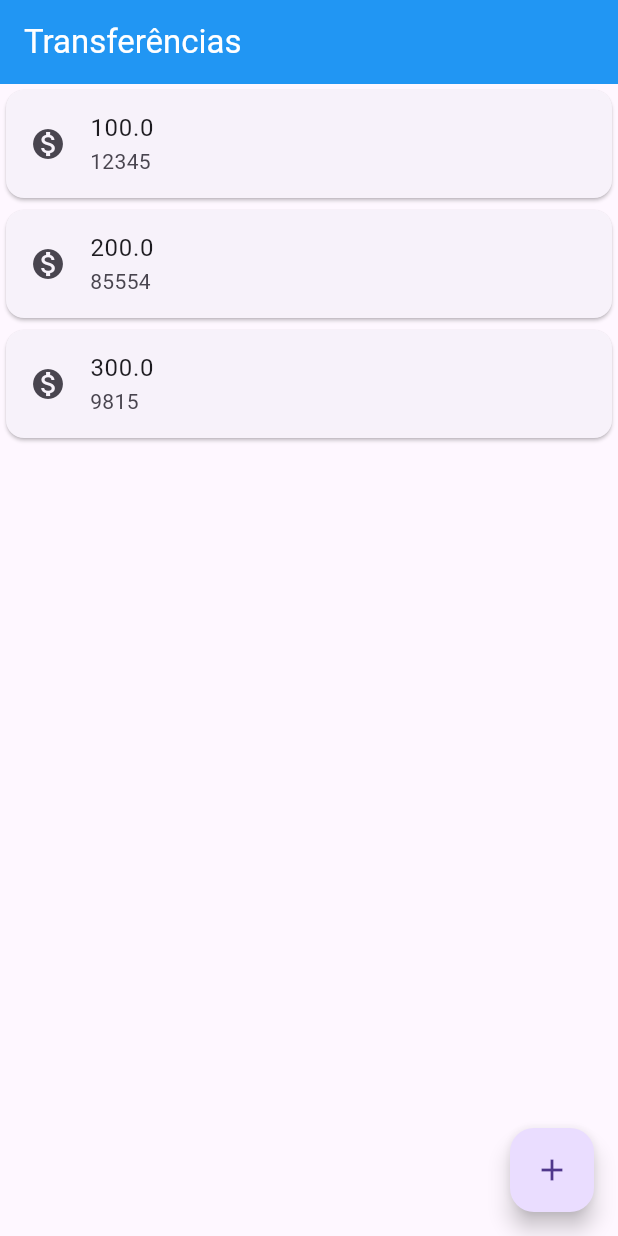
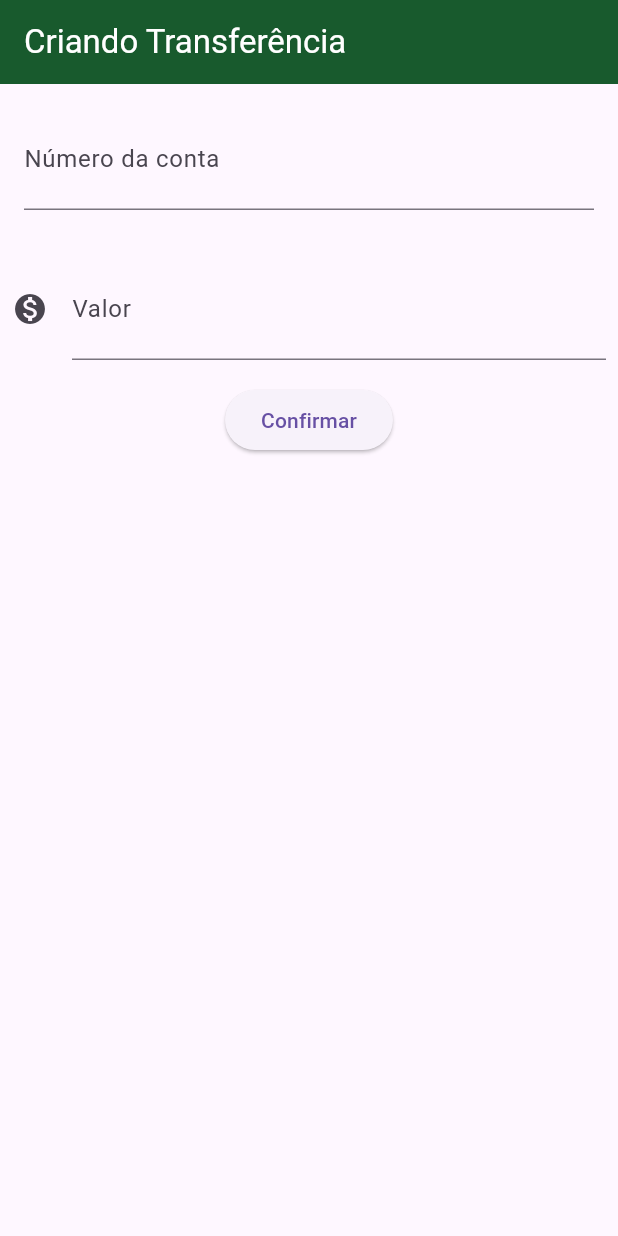
Before and after one commit to PatsFerrer/flutter_course, a Flutter app: the screen it shows after launch, on a phone screen of 412 x 824 dp. Run offline on Flutter 3.47's test engine with Material 3 defaults, Android fonts, the phone set to English and light mode, and no system bars.

Commit message:
patrybank: tela de transferência

```diff
--- a/aula01/patrybank/lib/main.dart
+++ b/aula01/patrybank/lib/main.dart
@@ -1,36 +1,93 @@
 import 'package:flutter/material.dart';
 
 void main() {
-  runApp(
-    MaterialApp(
-      // Scaffold é o esqueleto
+  runApp(const PatryBankApp());
+}
+
+class PatryBankApp extends StatelessWidget {
+  const PatryBankApp({
+    super.key,
+  });
+
+  @override
+  Widget build(BuildContext context) {
+    return const MaterialApp(
       home: Scaffold(
+        body: FormularioTransferencia(),
+      ),
+    );
+  }
+}
+
+class FormularioTransferencia extends StatelessWidget {
+  const FormularioTransferencia({super.key});
+
+  @override
+  Widget build(BuildContext context) {
+    return Scaffold(
         appBar: AppBar(
+          backgroundColor: const Color(0xFF185A2D),
           title: const Text(
-            'Transferências',
+            'Criando Transferência',
             style: TextStyle(color: Colors.white),
           ),
-          backgroundColor: Colors.blue,
-        ), // AppBar é a parte de cima
-        floatingActionButton: FloatingActionButton(
-          onPressed: () {},
-          child: const Icon(Icons.add),
         ),
-        body: ListaTransferencias(),
+        body: Column(
+          children: [
+            const Padding(
+              padding: EdgeInsets.all(16.0),
+              child: TextField(
+                style: TextStyle(fontSize: 24.0),
+                decoration: InputDecoration(
+                    labelText: 'Número da conta',
+                    hintText: '0000' // placeholder
+                    ),
+                keyboardType:
+                    TextInputType.number, // transforma em teclado numérico
               ),
             ),
-  );
+            const Padding(
+              padding: EdgeInsets.symmetric(vertical: 16, horizontal: 8),
+              child: TextField(
+                style: TextStyle(fontSize: 24.0),
+                decoration: InputDecoration(
+                    icon: Icon(Icons.monetization_on),
+                    labelText: 'Valor',
+                    hintText: '0.00' // placeholder
+                    ),
+                keyboardType:
+                    TextInputType.number, // transforma em teclado numérico
+              ),
+            ),
+            ElevatedButton(
+              child: const Text('Confirmar'),
+              onPressed: () {},
+            )
+          ],
+        ));
+  }
 }
 
 class ListaTransferencias extends StatelessWidget {
   @override
   Widget build(BuildContext context) {
-    return Column(
+    return Scaffold(
+      appBar: AppBar(
+        title:
+            const Text('Transferências', style: TextStyle(color: Colors.white)),
+        backgroundColor: Colors.blue,
+      ),
+      body: Column(
         children: [
           ItemTransferencia(Transferencia(100, 12345)),
           ItemTransferencia(Transferencia(200, 85554)),
           ItemTransferencia(Transferencia(300, 9815)),
         ],
+      ),
+      floatingActionButton: FloatingActionButton(
+        onPressed: () {},
+        child: const Icon(Icons.add),
+      ),
     );
   }
 }
```
Lines whose indentation alone changed are shown as unchanged.
